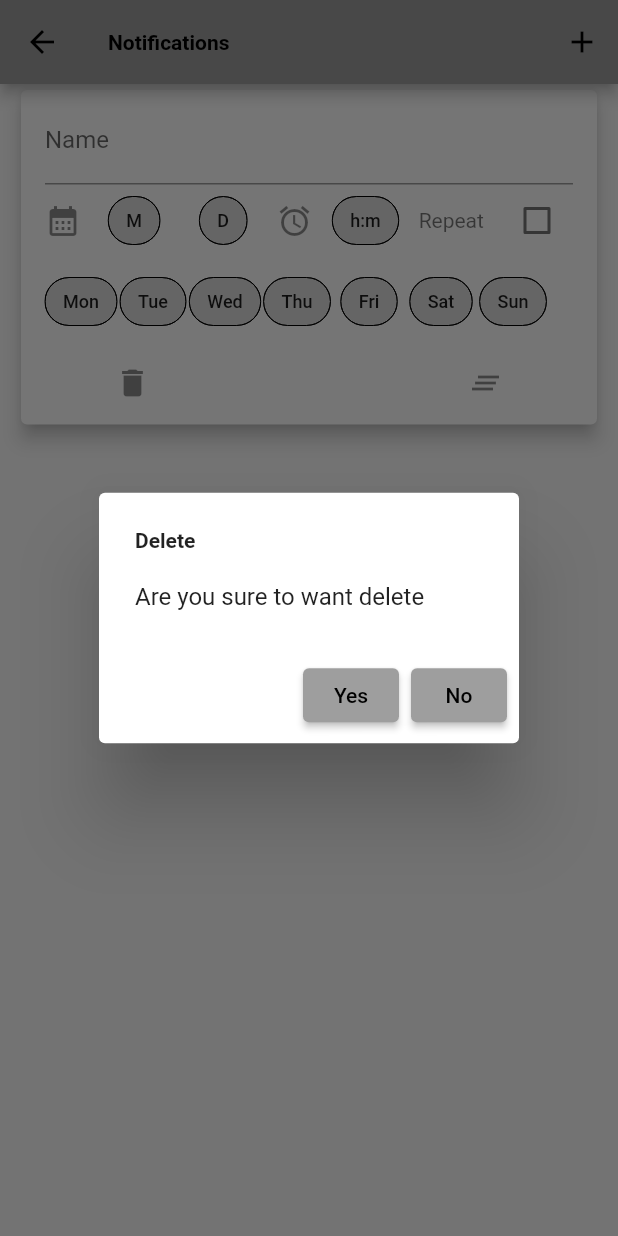
After one commit to lavruh/ValueCollector, a Flutter app: the RemindersScreen screen opened directly, after a tap on the "add" icon, after a tap on the "delete" icon, on a phone screen of 412 x 824 dp. The commit adds this screen. Run offline on Flutter 3.47's test engine with Material 2 defaults, Android fonts, the phone set to English and light mode, and no system bars; our stand-ins replace awesome_notifications, camera, csv, file_picker, get, numberpicker and 3 more; missing offline and left inert: google_ml_vision, syncfusion_flutter_pdf; accounts and stored records are empty; Roboto replaces fonts that are missing (Georgia).

Commit message:
notifications

```diff
--- a/lib/di.dart
+++ b/lib/di.dart
@@ -1,4 +1,5 @@
 import 'dart:io';
+import 'package:awesome_notifications/awesome_notifications.dart';
 import 'package:permission_handler/permission_handler.dart';
 import 'package:camera/camera.dart';
 import 'package:get/get.dart';
@@ -22,6 +23,7 @@ import 'package:rh_collector/domain/states/camera_state_mock.dart';
 import 'package:rh_collector/domain/states/data_from_file_state.dart';
 import 'package:rh_collector/domain/states/meter_groups_state.dart';
 import 'package:rh_collector/domain/states/meters_state.dart';
+import 'package:rh_collector/domain/states/reminders_state.dart';
 import 'package:rh_collector/domain/states/recognizer.dart';
 import 'package:rh_collector/domain/states/route_state.dart';
 import 'package:shared_preferences/shared_preferences.dart';
@@ -45,6 +47,7 @@ initDependencies() async {
   Get.put<RouteService>(CsvRouteService());
   Get.put<Recognizer>(Recognizer());
   Get.put<CameraState>(CameraStateDevice(), permanent: true);
+  Get.lazyPut(() => RemindersState());
   Get.put<MeterGroups>(MeterGroups());
   Get.put<MetersState>(MetersState());
   Get.put<RouteState>(RouteState());
@@ -67,6 +70,9 @@ Future<bool> isPermissionsGranted() async {
   // if (await Permission.manageExternalStorage.status.isDenied) {
   //   await Permission.manageExternalStorage.request();
   // }
+  if (await AwesomeNotifications().isNotificationAllowed() == false) {
+    AwesomeNotifications().requestPermissionToSendNotifications();
+  }
   if (await Permission.storage.status.isDenied) {
     await Permission.storage.request();
   }
--- /dev/null
+++ b/lib/domain/entities/reminder.dart
@@ -0,0 +1,199 @@
+import 'package:awesome_notifications/awesome_notifications.dart';
+import 'package:flutter/material.dart';
+
+class Reminder {
+  final int _id;
+  final String _text;
+  final String _channelKey;
+  final ValidSchedule _schedule;
+  bool isChanged = false;
+
+  int get id => _id;
+  String get text => _text;
+  ValidSchedule get schedule => _schedule;
+
+  Reminder({
+    int? id,
+    String? text,
+    String? channelKey,
+    ValidSchedule? schedule,
+    this.isChanged = false,
+  })  : _id = id ?? DateTime.now().microsecondsSinceEpoch.remainder(100000),
+        _text = text ?? "",
+        _channelKey = channelKey ?? "basic_channel",
+        _schedule = schedule ?? ValidSchedule();
+
+  factory Reminder.fromNotification(NotificationModel model) {
+    if (model.content == null || model.schedule == null) {
+      throw Exception("Invalid notification data");
+    }
+    return Reminder(
+        id: model.content?.id,
+        text: model.content?.body,
+        channelKey: model.content?.channelKey,
+        schedule: ValidSchedule.fromMap(model.schedule!.toMap()));
+  }
+
+  NotificationContent toNotificationContent() {
+    return NotificationContent(
+      id: id,
+      channelKey: _channelKey,
+      title: "Value Collector",
+      body: text,
+      notificationLayout: NotificationLayout.Default,
+    );
+  }
+
+  NotificationCalendar? toNotificationCalendar() {
+    if (schedule.isAnyFieldSet()) {
+      return schedule.toNotificationCalendar();
+    }
+    return null;
+  }
+
+  Reminder copyWith({
+    int? id,
+    String? text,
+    String? channelKey,
+    ValidSchedule? schedule,
+    bool? isChanged,
+  }) {
+    return Reminder(
+      id: id ?? _id,
+      text: text ?? _text,
+      channelKey: channelKey ?? _channelKey,
+      schedule: schedule ?? _schedule,
+      isChanged: isChanged ?? false,
+    );
+  }
+
+  Reminder updateValue({
+    int? id,
+    String? text,
+    String? channelKey,
+    ValidSchedule? schedule,
+    bool? isChanged,
+  }) {
+    return Reminder(
+      id: id ?? _id,
+      text: text ?? _text,
+      channelKey: channelKey ?? _channelKey,
+      schedule: schedule ?? _schedule,
+      isChanged: true,
+    );
+  }
+}
+
+class ValidSchedule {
+  int? _month;
+  int? _day;
+  int? _hour;
+  int? _minute;
+  int? _weekday;
+  bool repeat = false;
+
+  ValidSchedule(
+      {int? month, int? day, int? h, int? min, int? weekday, bool? repeat}) {
+    this.month = month;
+    this.day = day;
+    hour = h;
+    minute = min;
+    this.weekday = weekday;
+    this.repeat = repeat ?? false;
+  }
+
+  factory ValidSchedule.fromMap(Map m) {
+    return ValidSchedule(
+      month: m["month"],
+      day: m["day"],
+      h: m["hour"],
+      min: m["minute"],
+      weekday: m["weekday"],
+      repeat: m['repeats'],
+    );
+  }
+
+  int? get month => _month;
+  int? get day => _day;
+  int? get hour => _hour;
+  int? get minute => _minute;
+  int? get weekday => _weekday;
+  TimeOfDay? get time {
+    if (_hour == null || _minute == null) {
+      return null;
+    }
+    return TimeOfDay(hour: _hour!, minute: _minute!);
+  }
+
+  set month(int? m) {
+    if (m != null && m < 12 && m >= 1) {
+      _month = m;
+    }
+  }
+
+  set day(int? v) {
+    if (v != null && v < 31 && v >= 1) {
+      _day = v;
+    }
+  }
+
+  set hour(int? h) {
+    if (h != null && h < 24 && h >= 0) {
+      _hour = h;
+    }
+  }
+
+  set minute(int? m) {
+    if (m != null && m >= 0 && m < 60) {
+      _minute = m;
+    }
+  }
+
+  set weekday(int? v) {
+    if (v != null && v >= 1 && v <= 7) {
+      _weekday = v;
+    }
+  }
+
+  bool isAnyFieldSet() {
+    if (_month != null ||
+        _day != null ||
+        _hour != null ||
+        _minute != null ||
+        _weekday != null) {
+      return true;
+    }
+    return false;
+  }
+
+  NotificationCalendar toNotificationCalendar() {
+    return NotificationCalendar(
+      month: _month,
+      day: _day,
+      hour: _hour,
+      minute: _minute,
+      second: 0,
+      weekday: _weekday,
+      preciseAlarm: true,
+      repeats: repeat,
+    );
+  }
+
+  ValidSchedule copyWith({
+    int? month,
+    int? day,
+    int? hour,
+    int? minute,
+    int? weekday,
+    bool? repeat,
+  }) {
+    return ValidSchedule(
+      month: month ?? _month,
+      day: day ?? _day,
+      h: hour ?? _hour,
+      min: minute ?? _minute,
+      weekday: weekday ?? _weekday,
+      repeat: repeat ?? this.repeat,
+    );
+  }
+}
--- /dev/null
+++ b/lib/domain/states/reminders_state.dart
@@ -0,0 +1,54 @@
+import 'package:awesome_notifications/awesome_notifications.dart';
+import 'package:get/get.dart';
+import 'package:rh_collector/domain/entities/reminder.dart';
+
+class RemindersState extends GetxController {
+  final reminders = <Reminder>[].obs;
+
+  @override
+  onInit() async {
+    super.onInit();
+    await getActiveNotifications();
+  }
+
+  getActiveNotifications() async {
+    final notifications =
+        await AwesomeNotifications().listScheduledNotifications();
+    reminders.value =
+        notifications.map((e) => Reminder.fromNotification(e)).toList();
+  }
+
+  createEmptyReminder() async {
+    reminders.add(Reminder());
+  }
+
+  deleteNotification(int index) async {
+    int id = reminders[index].id;
+    reminders.removeAt(index);
+    await AwesomeNotifications().cancel(id);
+  }
+
+  saveUpdatedNotification(int index) async {
+    final reminder = reminders[index].copyWith(isChanged: false);
+    await AwesomeNotifications().cancel(reminder.id);
+    final isDone = await AwesomeNotifications().createNotification(
+      content: reminder.toNotificationContent(),
+      actionButtons: [
+        NotificationActionButton(key: "DONE", label: "Done"),
+      ],
+      schedule: reminder.toNotificationCalendar(),
+    );
+    if (isDone) {
+      reminders[index] = reminder;
+    }
+  }
+
+  updateReminder({required Reminder reminder, required int index}) {
+    reminders[index] = reminder;
+  }
+
+  clearScheduleContent(int index) {
+    reminders[index] =
+        reminders[index].copyWith(schedule: ValidSchedule(), isChanged: true);
+  }
+}
--- /dev/null
+++ b/lib/ui/screens/reminders_screen.dart
@@ -0,0 +1,44 @@
+import 'package:flutter/material.dart';
+import 'package:get/get.dart';
+import 'package:rh_collector/domain/states/reminders_state.dart';
+import 'package:rh_collector/ui/widgets/reminder_widget.dart';
+
+class RemindersScreen extends StatelessWidget {
+  const RemindersScreen({Key? key}) : super(key: key);
+
+  @override
+  Widget build(BuildContext context) {
+    Get.lazyPut(() => RemindersState());
+    final state = Get.find<RemindersState>();
+    return Scaffold(
+      appBar: AppBar(
+        title: const Text("Notifications"),
+        actions: [
+          IconButton(
+              onPressed: () => state.createEmptyReminder(),
+              icon: const Icon(Icons.add)),
+        ],
+      ),
+      body: GetX<RemindersState>(builder: (_) {
+        return ListView.builder(
+          itemCount: _.reminders.length,
+          itemBuilder: ((context, index) => ReminderWidget(
+                reminder: _.reminders[index],
+                updateCallback: (reminder) {
+                  _.updateReminder(reminder: reminder, index: index);
+                },
+                saveCallback: () {
+                  _.saveUpdatedNotification(index);
+                },
+                deleteCallback: () {
+                  _.deleteNotification(index);
+                },
+                clearContent: () {
+                  _.clearScheduleContent(index);
+                },
+              )),
+        );
+      }),
+    );
+  }
+}
--- /dev/null
+++ b/lib/ui/widgets/delete_confirm_dialog.dart
@@ -0,0 +1,23 @@
+import 'package:flutter/material.dart';
+
+class DeleteConfirmDialog extends StatelessWidget {
+  const DeleteConfirmDialog({Key? key}) : super(key: key);
+
+  @override
+  Widget build(BuildContext context) {
+    return AlertDialog(
+      title: const Text('Delete'),
+      content: const Text("Are you sure to want delete"),
+      actions: [
+        ElevatedButton(
+          child: const Text('Yes'),
+          onPressed: () => Navigator.of(context).pop(true),
+        ),
+        ElevatedButton(
+          child: const Text('No'),
+          onPressed: () => Navigator.of(context).pop(false),
+        )
+      ],
+    );
+  }
+}
--- a/lib/ui/widgets/drawer_menu_widget.dart
+++ b/lib/ui/widgets/drawer_menu_widget.dart
@@ -3,6 +3,7 @@ import 'package:get/get.dart';
 import 'package:rh_collector/di.dart';
 import 'package:rh_collector/domain/states/data_from_file_state.dart';
 import 'package:rh_collector/domain/states/meters_state.dart';
+import 'package:rh_collector/ui/screens/reminders_screen.dart';
 import 'package:rh_collector/ui/screens/route_screen.dart';
 import 'package:rh_collector/ui/widgets/meters_groups_widget.dart';
 
@@ -40,6 +41,14 @@ class DrawerMenuWidget extends StatelessWidget {
             },
           ),
           ListTile(
+            leading: const Icon(Icons.notifications),
+            title: Text(
+              "Notifications",
+              style: textTheme,
+            ),
+            onTap: () => Get.to(() => const RemindersScreen()),
+          ),
+          ListTile(
             leading: const Icon(Icons.login_outlined),
             title: Text(
               "Import from file",
--- /dev/null
+++ b/lib/ui/widgets/reminder/actions_panel_widget.dart
@@ -0,0 +1,56 @@
+import 'package:flutter/material.dart';
+import 'package:rh_collector/ui/widgets/delete_confirm_dialog.dart';
+
+class ActionsPanelWidget extends StatelessWidget {
+  const ActionsPanelWidget({
+    Key? key,
+    required this.saveCallback,
+    required this.deleteCallback,
+    required this.clearContent,
+    required this.showSaveButton,
+  }) : super(key: key);
+  final bool showSaveButton;
+  final void Function() saveCallback;
+  final void Function() deleteCallback;
+  final void Function() clearContent;
+
+  @override
+  Widget build(BuildContext context) {
+    return Row(
+      mainAxisAlignment: MainAxisAlignment.spaceAround,
+      children: [
+        IconButton(
+            onPressed: () => _deleteDialog(context: context),
+            icon: const Icon(Icons.delete)),
+        AnimatedSwitcher(
+          duration: const Duration(milliseconds: 500),
+          transitionBuilder: (child, animation) => FadeTransition(
+            opacity: animation,
+            child: child,
+          ),
+          child: showSaveButton
+              ? IconButton(
+                  onPressed: saveCallback, icon: const Icon(Icons.save))
+              : Container(
+                  width: 50,
+                ),
+        ),
+        IconButton(
+            tooltip: "Clear date/time",
+            onPressed: clearContent,
+            icon: const Icon(Icons.clear_all)),
+      ],
+    );
+  }
+
+  _deleteDialog({required BuildContext context}) async {
+    if (await showDialog(
+      context: context,
+      builder: (BuildContext context) {
+        return const DeleteConfirmDialog();
+      },
+    )) {
+      deleteCallback();
+    }
+  }
+}
--- /dev/null
+++ b/lib/ui/widgets/reminder/date_select_widget.dart
@@ -0,0 +1,37 @@
+import 'package:flutter/material.dart';
+import 'package:get/get.dart';
+import 'package:rh_collector/ui/widgets/reminder/date_select_dialog_widget.dart';
+
+class DateSelectWidget extends StatelessWidget {
+  const DateSelectWidget({
+    Key? key,
+    required this.value,
+    required this.maxValue,
+    required this.minValue,
+    required this.placeholder,
+    required this.callback,
+  }) : super(key: key);
+  final int? value;
+  final int maxValue;
+  final int minValue;
+  final String placeholder;
+  final void Function(int val) callback;
+
+  @override
+  Widget build(BuildContext context) {
+    return ActionChip(
+      onPressed: () async {
+        await Get.dialog(
+          DateSelectDialogWidget(
+              value: value ?? 1,
+              maxValue: maxValue,
+              minValue: minValue,
+              callback: callback),
+          transitionDuration: const Duration(milliseconds: 500),
+        );
+      },
+      label: Text("${value ?? placeholder}"),
+      side: const BorderSide(width: 0),
+    );
+  }
+}
--- /dev/null
+++ b/lib/ui/widgets/reminder/time_select_widget.dart
@@ -0,0 +1,29 @@
+import 'package:flutter/material.dart';
+import 'package:get/get.dart';
+import 'package:rh_collector/domain/entities/reminder.dart';
+
+class TimeSelectWidget extends StatelessWidget {
+  TimeSelectWidget({Key? key, required this.updateTime, required this.schedule})
+      : super(key: key);
+  final _now = DateTime.now();
+  final ValidSchedule schedule;
+  final void Function(TimeOfDay time) updateTime;
+
+  @override
+  Widget build(BuildContext context) {
+    return ActionChip(
+        onPressed: () async {
+          final time = await Get.dialog<TimeOfDay>(TimePickerDialog(
+            initialTime: TimeOfDay(
+                hour: schedule.hour ?? _now.hour,
+                minute: schedule.minute ?? _now.minute),
+          ));
+          if (time != null) {
+            updateTime(time);
+          }
+        },
+        side: const BorderSide(width: 0),
+        label: Text(
+            schedule.time != null ? schedule.time!.format(context) : "h:m"));
+  }
+}
--- /dev/null
+++ b/lib/ui/widgets/reminder/weekday_selector_widget.dart
@@ -0,0 +1,31 @@
+import 'package:flutter/material.dart';
+import 'package:intl/intl.dart';
+
+class WeekdaySelectorWidget extends StatelessWidget {
+  const WeekdaySelectorWidget({
+    Key? key,
+    required this.resultSetter,
+    this.selected,
+  }) : super(key: key);
+  final void Function(int val) resultSetter;
+  final int? selected;
+
+  @override
+  Widget build(BuildContext context) {
+    return SizedBox(
+      height: 60,
+      child: ListView.builder(
+          scrollDirection: Axis.horizontal,
+          itemCount: 7,
+          itemBuilder: (context, index) {
+            return ActionChip(
+                label:
+                    Text(DateFormat("E").format(DateTime(2022, 4, 4 + index))),
+                side: BorderSide(width: selected == index + 1 ? 3 : 0),
+                onPressed: () {
+                  resultSetter(index + 1);
+                });
+          }),
+    );
+  }
+}
--- /dev/null
+++ b/lib/ui/widgets/reminder_widget.dart
@@ -0,0 +1,116 @@
+import 'package:flutter/material.dart';
+import 'package:rh_collector/domain/entities/reminder.dart';
+import 'package:rh_collector/ui/widgets/reminder/actions_panel_widget.dart';
+import 'package:rh_collector/ui/widgets/reminder/date_select_widget.dart';
+import 'package:rh_collector/ui/widgets/reminder/time_select_widget.dart';
+import 'package:rh_collector/ui/widgets/reminder/weekday_selector_widget.dart';
+
+class ReminderWidget extends StatelessWidget {
+  const ReminderWidget({
+    Key? key,
+    required this.reminder,
+    required this.updateCallback,
+    required this.saveCallback,
+    required this.deleteCallback,
+    required this.clearContent,
+  }) : super(key: key);
+  final Reminder reminder;
+  final void Function(Reminder r) updateCallback;
+  final void Function() saveCallback;
+  final void Function() deleteCallback;
+  final void Function() clearContent;
+
+  @override
+  Widget build(BuildContext context) {
+    return Padding(
+      padding: const EdgeInsets.fromLTRB(10, 0, 10, 0),
+      child: Card(
+        elevation: 5,
+        child: ListTile(
+          title: TextField(
+            decoration: const InputDecoration(label: Text("Name")),
+            controller: TextEditingController(text: reminder.text),
+            onSubmitted: _updateText,
+          ),
+          subtitle: Column(
+            children: [
+              SingleChildScrollView(
+                child: Row(
+                  mainAxisAlignment: MainAxisAlignment.spaceBetween,
+                  children: [
+                    const Icon(Icons.calendar_month),
+                    DateSelectWidget(
+                      callback: _updateMonth,
+                      maxValue: 12,
+                      minValue: 1,
+                      placeholder: 'M',
+                      value: reminder.schedule.month,
+                    ),
+                    DateSelectWidget(
+                        value: reminder.schedule.day,
+                        maxValue: 31,
+                        minValue: 1,
+                        placeholder: 'D',
+                        callback: _updateDay),
+                    const Icon(Icons.alarm),
+                    TimeSelectWidget(
+                        updateTime: updateTime, schedule: reminder.schedule),
+                    const Text("Repeat"),
+                    Checkbox(
+                        value: reminder.schedule.repeat,
+                        onChanged: _updateRepeat),
+                  ],
+                ),
+              ),
+              WeekdaySelectorWidget(
+                  resultSetter: _updateWeekday,
+                  selected: reminder.schedule.weekday),
+              ActionsPanelWidget(
+                  saveCallback: saveCallback,
+                  deleteCallback: deleteCallback,
+                  clearContent: clearContent,
+                  showSaveButton: reminder.isChanged)
+            ],
+          ),
+        ),
+      ),
+    );
+  }
+
+  _updateRepeat(bool? val) {
+    updateCallback(reminder.updateValue(
+      schedule: reminder.schedule.copyWith(repeat: val),
+    ));
+  }
+
+  _updateWeekday(int newVal) {
+    updateCallback(reminder.updateValue(
+      schedule: reminder.schedule.copyWith(weekday: newVal),
+    ));
+  }
+
+  void _updateText(String value) {
+    updateCallback(reminder.updateValue(text: value));
+  }
+
+  void updateTime(TimeOfDay time) {
+    updateCallback(reminder.updateValue(
+      schedule: reminder.schedule.copyWith(
+        hour: time.hour,
+        minute: time.minute,
+      ),
+    ));
+  }
+
+  void _updateMonth(int value) {
+    updateCallback(reminder.updateValue(
+      schedule: reminder.schedule.copyWith(month: value),
+    ));
+  }
+
+  void _updateDay(int value) {
+    updateCallback(reminder.updateValue(
+      schedule: reminder.schedule.copyWith(day: value),
+    ));
+  }
+}
--- a/pubspec.yaml
+++ b/pubspec.yaml
@@ -23,6 +23,9 @@ dependencies:
   csv: ^5.0.1
   mockito: ^5.1.0
   build_runner: ^2.1.10
+  awesome_notifications: ^0.6.21
+  numberpicker: ^2.1.1
+  flutter_slidable: ^1.2.0
 
 dev_dependencies:
   flutter_test:
```
Also changed, not shown: lib/main.dart (+20 -1 lines), lib/ui/screens/meter_edit_screen.dart (+2 -14 lines), lib/ui/widgets/reminder/date_select_dialog_widget.dart (added, +68 -0 lines), assets/1024.png (added), assets/play_store_512.png (added), pubspec.lock, 23 other files.
